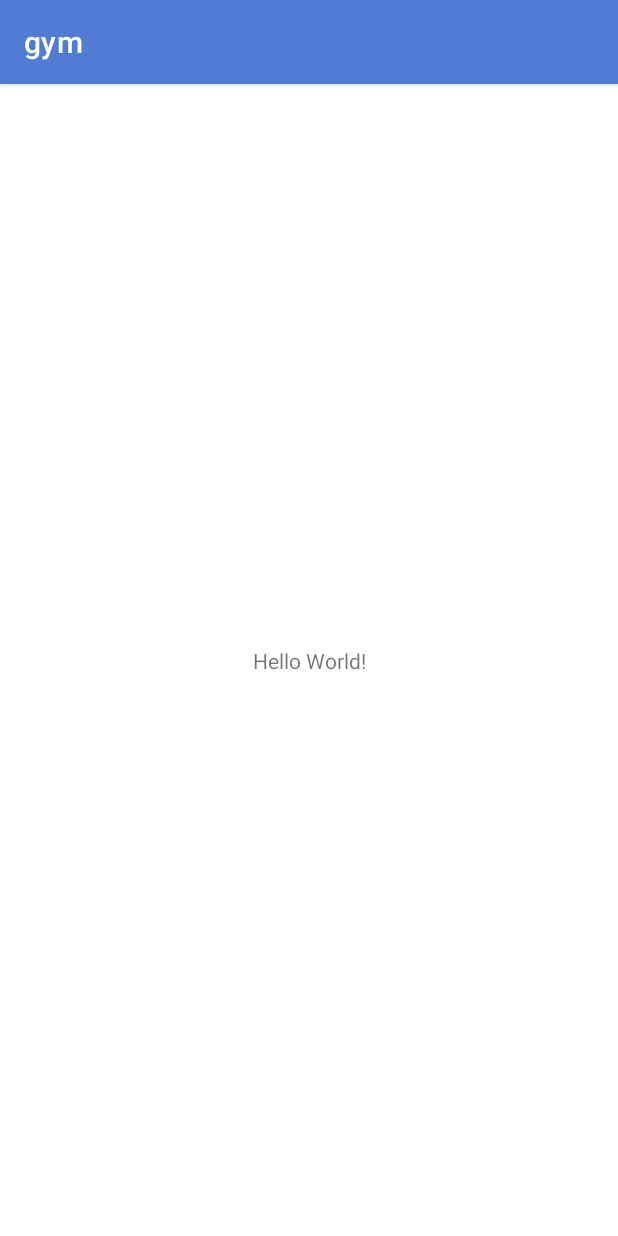
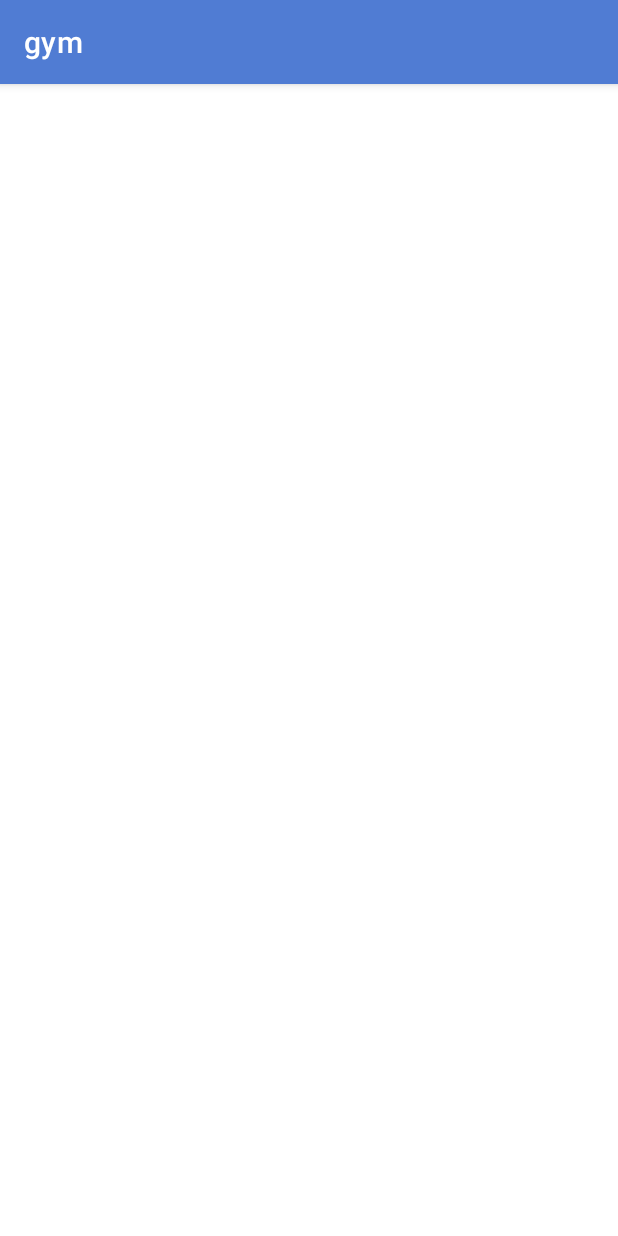
Before and after one commit to fxop0218/AdministradorGym, an Android app: the screen it shows after launch (MainActivity), on a phone screen of 412 x 824 dp. Run offline under Robolectric (Android 15) with nearby library versions, the phone set to English and light mode, and no system bars.

```diff
--- a/app/src/main/res/layout/activity_main.xml
+++ b/app/src/main/res/layout/activity_main.xml
@@ -4,15 +4,4 @@
     xmlns:tools="http://schemas.android.com/tools"
     android:layout_width="match_parent"
     android:layout_height="match_parent"
-    tools:context=".MainActivity">
-
-    <TextView
-        android:layout_width="wrap_content"
-        android:layout_height="wrap_content"
-        android:text="Hello World!"
-        app:layout_constraintBottom_toBottomOf="parent"
-        app:layout_constraintLeft_toLeftOf="parent"
-        app:layout_constraintRight_toRightOf="parent"
-        app:layout_constraintTop_toTopOf="parent" />
-
-</androidx.constraintlayout.widget.ConstraintLayout>
+    tools:context=".MainActivity"/>
--- a/app/src/main/res/values/themes.xml
+++ b/app/src/main/res/values/themes.xml
@@ -7,6 +7,7 @@
         <item name="colorSecondary">@color/azul_logo</item>
         <!-- Status bar color. -->
         <item name="android:statusBarColor" tools:targetApi="l">?attr/colorPrimaryVariant</item>
+
         <!-- Customize your theme here. -->
     </style>
 </resources>
```
Also changed, not shown: app/src/main/java/com/example/gym/ui/LoginActivity.java (added, +29 -0 lines), app/src/main/res/layout/activity_login.xml (+8 -9 lines).
